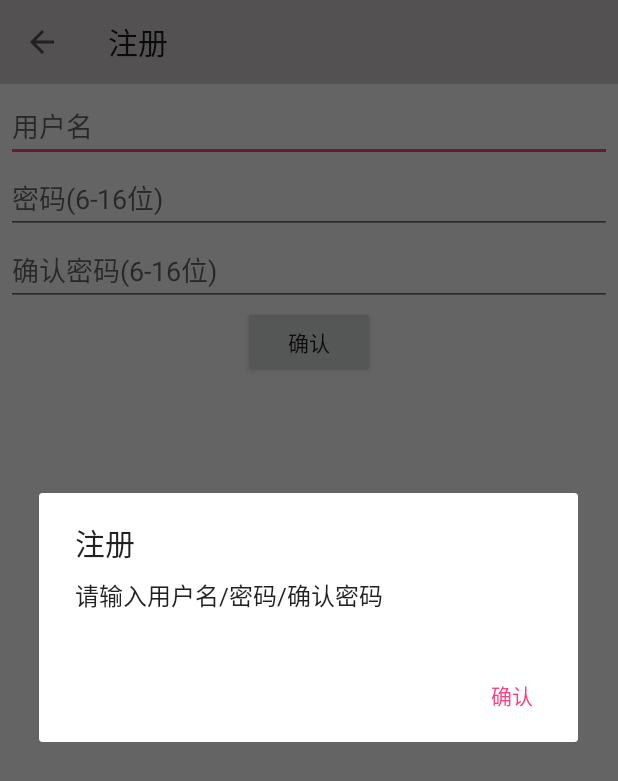
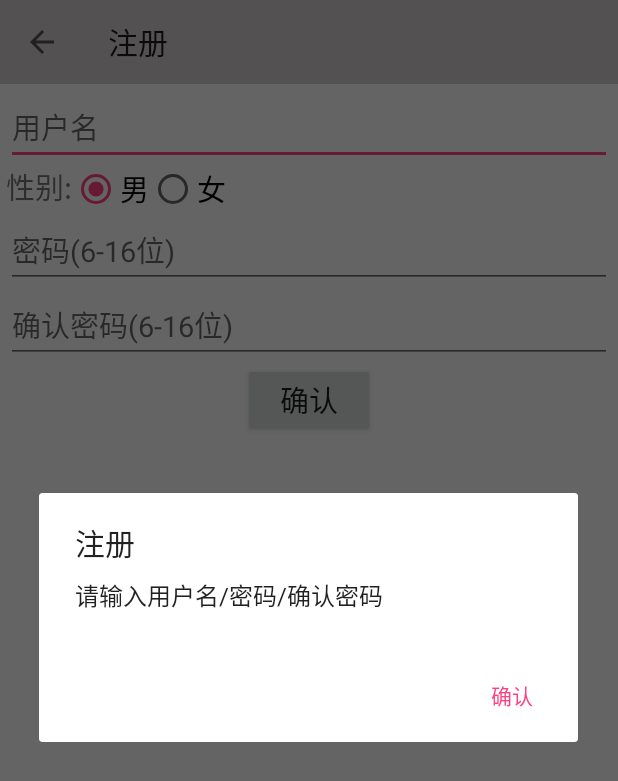
Before and after one commit to stoneWangL/GaoDi, an Android app: the RegisterActivity screen opened directly, with no data from a screen before it, after a tap on "确认", on a phone screen of 412 x 824 dp. Shown: the top 781 px of the screen. Run offline under Robolectric (Android 15) with nearby library versions, the phone set to English and light mode, and no system bars.

Commit message:
加入登录以及注册后的用户头像，以及用户注册的性别添加

```diff
--- a/app/src/main/java/com/example/stonewang/gaodi/RegisterActivity.java
+++ b/app/src/main/java/com/example/stonewang/gaodi/RegisterActivity.java
@@ -17,6 +17,9 @@ import android.util.Log;
 import android.view.MenuItem;
 import android.view.View;
 import android.widget.EditText;
+import android.widget.RadioButton;
+import android.widget.RadioGroup;
+import android.widget.Toast;
 
 import okhttp3.OkHttpClient;
 import okhttp3.Request;
@@ -28,6 +31,7 @@ import okhttp3.Response;
 
 public class RegisterActivity extends AppCompatActivity {
     private EditText mUsername;
+    private RadioGroup mSexGroup;
     private EditText mPassword;
     private EditText mPasswordNext;
 
@@ -40,6 +44,7 @@ public class RegisterActivity extends AppCompatActivity {
         setContentView(R.layout.activity_register);
 
         mUsername = (EditText) findViewById(R.id.re_username);
+        mSexGroup = (RadioGroup) findViewById(R.id.sex_choose) ;
         mPassword = (EditText) findViewById(R.id.re_password);
         mPasswordNext = (EditText) findViewById(R.id.re_password_next);
 
@@ -53,9 +58,16 @@ public class RegisterActivity extends AppCompatActivity {
     }
 
     public void agree_button(View view){
-        final String userName = mUsername.getText().toString();
-        final String passWord = mPassword.getText().toString();
-        final String passWordNext = mPasswordNext.getText().toString();
+        String userName = mUsername.getText().toString();
+        String passWord = mPassword.getText().toString();
+        String passWordNext = mPasswordNext.getText().toString();
+        String sex="男";
+        for(int i=0;i<mSexGroup.getChildCount();i++){
+            RadioButton radioButton = (RadioButton)mSexGroup.getChildAt(i);
+            if(radioButton.isChecked()){
+                sex = (String) radioButton.getText();
+            }
+        }
         if (userName.isEmpty() || passWord.isEmpty() || passWordNext.isEmpty()){
             AlertDialog dialog = new AlertDialog.Builder(this)
                     .setTitle(R.string.register)//注册
@@ -96,7 +108,7 @@ public class RegisterActivity extends AppCompatActivity {
                     .create();
             dialog.show();
         }else{
-            final String url = "http://114.67.243.127/index.php/API/Api/register/user/"+userName+"/password/"+passWord;
+            final String url = "http://114.67.243.127/index.php/API/Api/register/user/"+userName+"/password/"+passWord+"/sex/"+sex;
             new Thread(new Runnable() {
                 @Override
                 public void run() {
@@ -108,11 +120,8 @@ public class RegisterActivity extends AppCompatActivity {
 
                         Response response = client.newCall(request).execute();
                         String responseData = response.body().string();
-                        //将API返回的json数据传递给处理函数
-                        Log.d("stone11","登录返回数据:"+responseData);
-                        if (responseData.equals('1')){
-                            saveUser(userName);
-                        }
+                        //将API返回的json数据给handler
+//                        Log.d("stone11","登录返回数据:"+responseData);
                         Message message = new Message();
                         message.what = Integer.parseInt(responseData);
                         agree_next.sendMessage(message); //将Message对象发送出去
@@ -129,6 +138,16 @@ public class RegisterActivity extends AppCompatActivity {
         public void handleMessage(Message msg){
             switch (msg.what){
                 case 1://在这里可以进行UI操作
+                    String userName = mUsername.getText().toString();
+                    String sex="男";
+                    for(int i=0;i<mSexGroup.getChildCount();i++){
+                        RadioButton radioButton = (RadioButton)mSexGroup.getChildAt(i);
+                        if(radioButton.isChecked()){
+                            sex = (String) radioButton.getText();
+                        }
+                    }
+//                    Log.d("stone0066","性别"+sex);
+                    saveUser(userName,sex);
                     mDialog = ProgressDialog.show(RegisterActivity.this,"请等待...", "注册成功，正在登录...", true);
                     new Thread(){
                         public void run(){
@@ -159,6 +178,12 @@ public class RegisterActivity extends AppCompatActivity {
                             .setMessage("注册失败")
                             .create().show();
                     break;
+                case 4:
+                    new AlertDialog.Builder(RegisterActivity.this)
+                            .setTitle("注册失败")
+                            .setMessage("性别只能为男/女")
+                            .create().show();
+                    break;
                 default:
                     break;
             }
@@ -180,9 +205,11 @@ public class RegisterActivity extends AppCompatActivity {
      * 保存用户名
      * @param username
      */
-    public void saveUser(String username){
+    public void saveUser(String username,String sex){
         SharedPreferences.Editor editor = getSharedPreferences("User",MODE_PRIVATE).edit();
         editor.putString("userName",username);
+        editor.putString("sex",sex);
+        editor.putBoolean("notGuest",true);
         editor.apply();
     }
 }
--- a/app/src/main/res/layout/activity_register.xml
+++ b/app/src/main/res/layout/activity_register.xml
@@ -20,21 +20,55 @@
             android:layout_width="match_parent"
             android:layout_height="wrap_content"
             android:hint="@string/username"
-            android:maxLength="10"/>
+            android:maxLength="10"
+            android:textSize="@dimen/word_size_19"/>
+        <LinearLayout
+            android:layout_width="match_parent"
+            android:layout_height="wrap_content"
+            android:orientation="horizontal">
+            <TextView
+                android:layout_width="wrap_content"
+                android:layout_height="wrap_content"
+                android:text="@string/sex"
+                android:textSize="@dimen/word_size_19"/>
+            <RadioGroup
+                android:id="@+id/sex_choose"
+                android:layout_width="wrap_content"
+                android:layout_height="wrap_content"
+                android:orientation="horizontal"
+                >
+                <RadioButton
+                    android:id="@+id/man"
+                    android:layout_width="wrap_content"
+                    android:layout_height="wrap_content"
+                    android:checked="true"
+                    android:text="@string/man"
+                    android:textSize="@dimen/word_size_19"/>
+                <RadioButton
+                    android:id="@+id/female"
+                    android:layout_width="wrap_content"
+                    android:layout_height="wrap_content"
+                    android:text="@string/female"
+                    android:textSize="@dimen/word_size_19"/>
+            </RadioGroup>
+        </LinearLayout>
+
         <EditText
             android:id="@+id/re_password"
             android:layout_width="match_parent"
             android:layout_height="wrap_content"
             android:hint="@string/password"
             android:inputType="textPassword"
-            android:maxLength="16"/>
+            android:maxLength="16"
+            android:textSize="@dimen/word_size_19"/>
         <EditText
             android:id="@+id/re_password_next"
             android:layout_width="match_parent"
             android:layout_height="wrap_content"
             android:hint="@string/password_next"
             android:inputType="textPassword"
-            android:maxLength="16"/>
+            android:maxLength="16"
+            android:textSize="@dimen/word_size_19"/>
         <LinearLayout
             android:layout_width="match_parent"
             android:layout_height="wrap_content"
@@ -44,6 +78,7 @@
                 android:layout_height="wrap_content"
                 android:text="@string/agree"
                 android:onClick="agree_button"
+                android:textSize="@dimen/word_size_19"
                 />
         </LinearLayout>
 
--- a/app/src/main/res/values/dimens.xml
+++ b/app/src/main/res/values/dimens.xml
@@ -9,6 +9,7 @@
     <dimen name="item_title_size">23sp</dimen>
     <dimen name="item_size_small">15sp</dimen>
     <dimen name="show_title_text_size">23sp</dimen>
+    <dimen name="word_size_19">19sp</dimen>
 
     <dimen name="size_4">4dp</dimen>
 
--- a/app/src/main/res/values/strings.xml
+++ b/app/src/main/res/values/strings.xml
@@ -5,6 +5,9 @@
 
     <string name="register">注册</string>
     <string name="username">用户名</string>
+    <string name="sex">性别:</string>
+    <string name="man">男</string>
+    <string name="female">女</string>
     <string name="password">密码(6-16位)</string>
     <string name="password_next">确认密码(6-16位)</string>
     <string name="agree">确认</string>
@@ -13,6 +16,7 @@
     <string name="string_2">前后密码不一致</string>
     <string name="string_3">密码长度为6-12位</string>
     <string name="string_4">在此输入您的评论</string>
+    <string name="string_5">请选择男/女</string>
 
     <!--local的introduce内容-->
     <string name="itemLandIntroduce">中国人民解放军陆军是人民解放军的战略军种，是空中作战行动的主体力量，担负着保卫国家领空安全和领土主权、保持全国空防稳定等任务。空军主要由航空兵、地面防空兵、空降兵、通信兵、雷达兵、电子对抗兵、技术侦察兵、防化兵等兵种组成。</string>
```
Also changed, not shown: app/src/main/java/com/example/stonewang/gaodi/LoginActivity.java (+22 -14 lines), app/src/main/java/com/example/stonewang/gaodi/MainActivity.java (+13 -2 lines), app/src/main/java/com/example/stonewang/gaodi/util/JsonUtil.java (+33 -0 lines), app/src/main/res/drawable/female.png (added), app/src/main/res/drawable/man.png (added).
